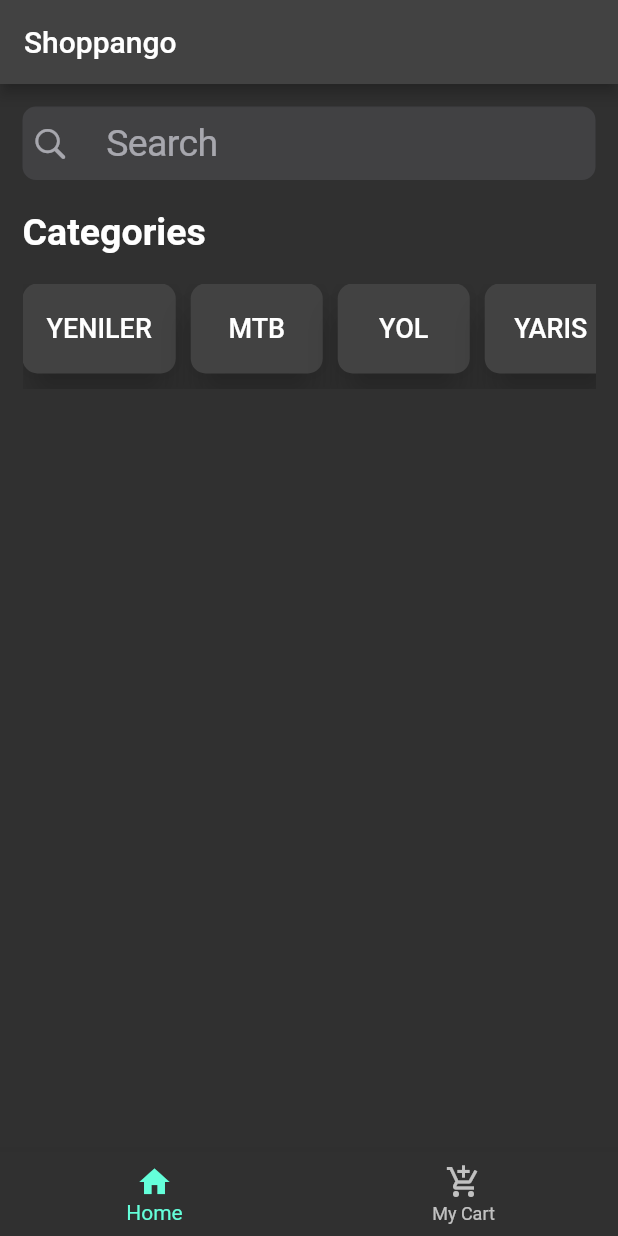
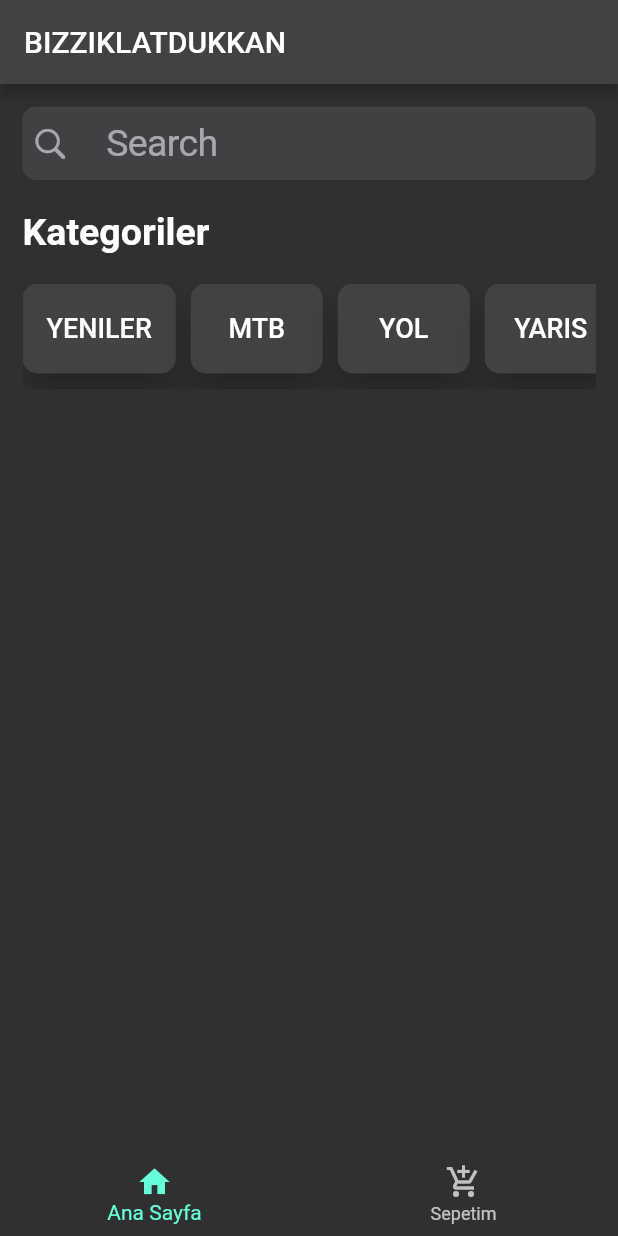
Before and after one commit to Disav0wed/Online-Shopping-Flutter, a Flutter app: the screen it shows after launch, on a phone screen of 412 x 824 dp. Run offline on Flutter 3.47's test engine with Material 2 defaults, Android fonts, the phone set to English and light mode, and no system bars; our stand-ins replace cloud_firestore, firebase_core; accounts and stored records are empty.

```diff
--- a/online_shopping_flutter/lib/main.dart
+++ b/online_shopping_flutter/lib/main.dart
@@ -1,5 +1,6 @@
 import 'package:firebase_core/firebase_core.dart';
 import 'package:flutter/material.dart';
+import 'package:flutter/services.dart';
 import 'package:online_shopping_flutter/Providers/category_provider.dart';
 import 'package:online_shopping_flutter/Providers/product_detail_provider.dart';
 import 'package:online_shopping_flutter/Providers/product_list_provider.dart';
@@ -16,6 +17,8 @@
 class MyApp extends StatelessWidget {
   @override
   Widget build(BuildContext context) {
+    SystemChrome.setSystemUIOverlayStyle(SystemUiOverlayStyle.dark
+        .copyWith(systemNavigationBarColor: Colors.grey.shade900));
     return FutureBuilder(
       future: Firebase.initializeApp(),
       builder: (BuildContext context, snapshot) {
--- a/online_shopping_flutter/lib/screens/home_screen.dart
+++ b/online_shopping_flutter/lib/screens/home_screen.dart
@@ -14,7 +14,7 @@
   Widget build(BuildContext context) {
     return Scaffold(
       appBar: AppBar(
-        title: Text('Shoppango'),
+        title: Text('BIZZIKLATDUKKAN'),
       ),
       body: SafeArea(
         child: Padding(
@@ -32,7 +32,7 @@
                 child: Container(
                   alignment: Alignment.topLeft,
                   child: Text(
-                    'Categories',
+                    'Kategoriler',
                     style: TextStyle(fontSize: 25, fontWeight: FontWeight.w700),
                   ),
                 ),
@@ -84,9 +84,9 @@
       ),
       bottomNavigationBar: BottomNavigationBar(
         items: [
-          BottomNavigationBarItem(icon: Icon(Icons.home), label: 'Home'),
+          BottomNavigationBarItem(icon: Icon(Icons.home), label: 'Ana Sayfa'),
           BottomNavigationBarItem(
-              icon: Icon(Icons.add_shopping_cart), label: 'My Cart')
+              icon: Icon(Icons.add_shopping_cart), label: 'Sepetim')
         ],
       ),
     );
```
Also changed, not shown: online_shopping_flutter/lib/components/list_item.dart (+7 -2 lines), online_shopping_flutter/lib/screens/product_detail_screen.dart (+43 -16 lines).
